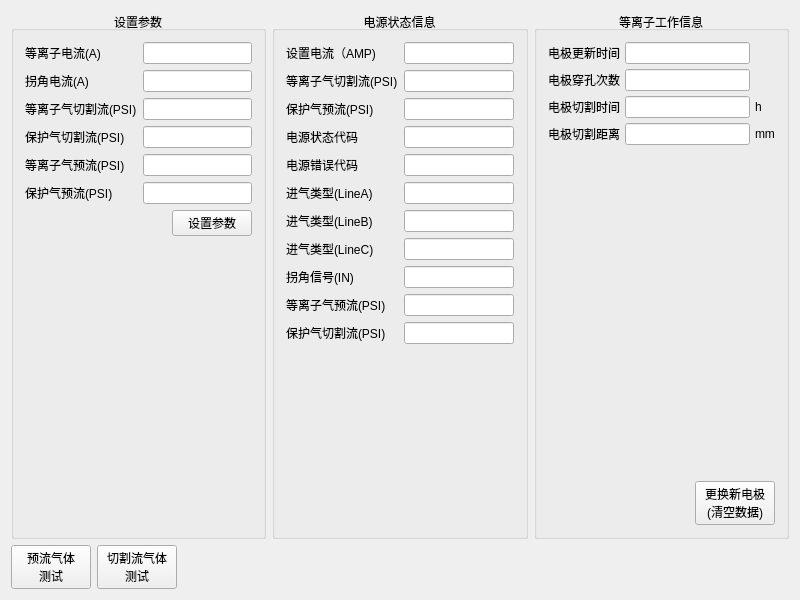
Above: src/MotionControl/Widgets/devicediagnose/pps/hyper/HPRDiagnose.ui from shizhan-shelly/MotionControl before the change. Below: the same form after it.
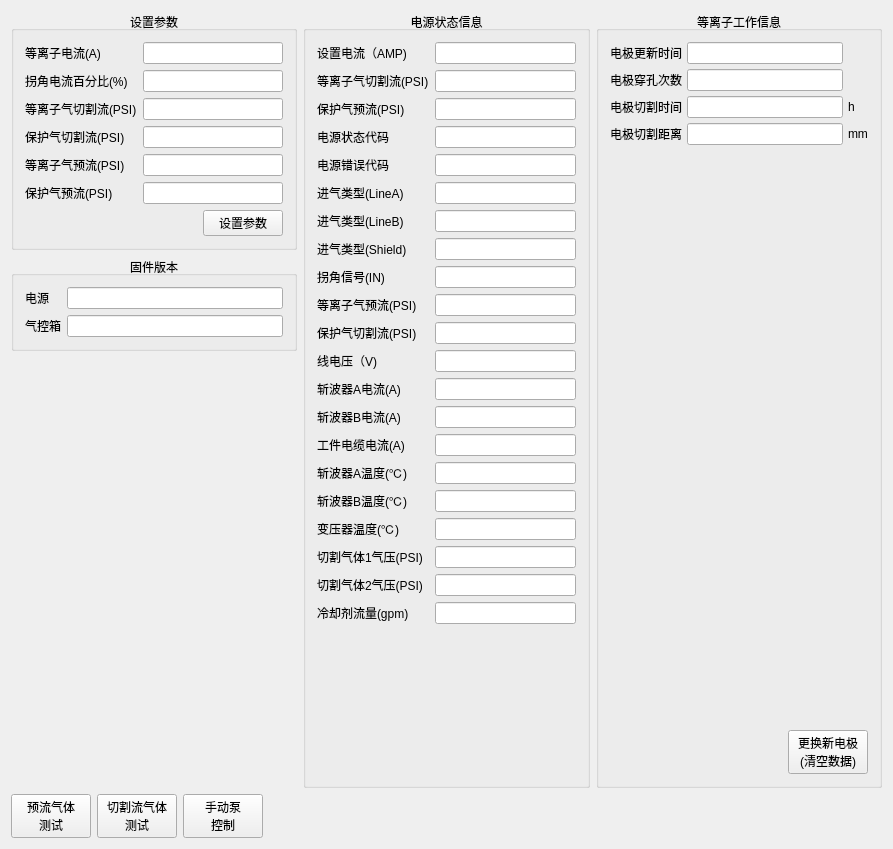
That is the form after the change.

Commit message: Design HPRDiagnose widget.

```diff
--- a/src/MotionControl/Widgets/devicediagnose/pps/hyper/HPRDiagnose.ui
+++ b/src/MotionControl/Widgets/devicediagnose/pps/hyper/HPRDiagnose.ui
@@ -6,13 +6,13 @@
    <rect>
     <x>0</x>
     <y>0</y>
-    <width>800</width>
-    <height>600</height>
+    <width>893</width>
+    <height>849</height>
    </rect>
   </property>
-  <layout class="QVBoxLayout" name="verticalLayout_4">
-   <item>
-    <layout class="QHBoxLayout" name="horizontalLayout" stretch="1,1,1">
+  <layout class="QGridLayout" name="gridLayout_5">
+   <item row="0" column="0">
+    <layout class="QVBoxLayout" name="verticalLayout_5">
      <item>
       <widget class="QGroupBox" name="groupBox_3">
        <property name="title">
@@ -69,7 +69,7 @@
           <item row="1" column="0">
            <widget class="QLabel" name="label_19">
             <property name="text">
-             <string>拐角电流(A)</string>
+             <string>拐角电流百分比(%)</string>
             </property>
            </widget>
           </item>
@@ -126,13 +126,60 @@
            </spacer>
           </item>
           <item>
-           <widget class="QPushButton" name="pushButton">
+           <widget class="QPushButton" name="set_btn_">
             <property name="text">
              <string>设置参数</string>
             </property>
            </widget>
           </item>
          </layout>
+        </item>
+       </layout>
+      </widget>
+     </item>
+     <item>
+      <widget class="QGroupBox" name="groupBox_4">
+       <property name="title">
+        <string>固件版本</string>
+       </property>
+       <property name="alignment">
+        <set>Qt::AlignCenter</set>
+       </property>
+       <layout class="QVBoxLayout" name="verticalLayout_4">
+        <item>
+         <layout class="QGridLayout" name="gridLayout_4">
+          <item row="0" column="0">
+           <widget class="QLabel" name="label_32">
+            <property name="text">
+             <string>电源</string>
+            </property>
+           </widget>
+          </item>
+          <item row="1" column="0">
+           <widget class="QLabel" name="label_34">
+            <property name="text">
+             <string>气控箱</string>
+            </property>
+           </widget>
+          </item>
+          <item row="0" column="1">
+           <widget class="QLineEdit" name="pps_version_">
+            <property name="readOnly">
+             <bool>true</bool>
+            </property>
+           </widget>
+          </item>
+          <item row="1" column="1">
+           <widget class="QLineEdit" name="gc_version_">
+            <property name="readOnly">
+             <bool>true</bool>
+            </property>
+           </widget>
+          </item>
+         </layout>
+        </item>
+       </layout>
+      </widget>
         </item>
         <item>
          <spacer name="verticalSpacer_3">
@@ -148,9 +195,8 @@
          </spacer>
         </item>
        </layout>
-      </widget>
-     </item>
-     <item>
+   </item>
+   <item row="0" column="1">
       <widget class="QGroupBox" name="groupBox">
        <property name="title">
         <string>电源状态信息</string>
@@ -161,36 +207,36 @@
        <layout class="QVBoxLayout" name="verticalLayout">
         <item>
          <layout class="QGridLayout" name="gridLayout_2">
-          <item row="0" column="1">
-           <widget class="QLineEdit" name="lineEdit_9">
-            <property name="readOnly">
-             <bool>true</bool>
-            </property>
-           </widget>
-          </item>
-          <item row="11" column="0">
+        <item row="10" column="0">
            <widget class="QLabel" name="label_7">
             <property name="text">
              <string>保护气切割流(PSI)</string>
             </property>
            </widget>
           </item>
-          <item row="1" column="0">
-           <widget class="QLabel" name="label_15">
+        <item row="12" column="0">
+         <widget class="QLabel" name="label_25">
             <property name="text">
-             <string>等离子气切割流(PSI)</string>
+           <string>斩波器A电流(A)</string>
             </property>
            </widget>
           </item>
-          <item row="4" column="1">
-           <widget class="QLineEdit" name="lineEdit_15">
+        <item row="9" column="1">
+         <widget class="QLineEdit" name="plasma_gas_preflow_">
             <property name="readOnly">
              <bool>true</bool>
             </property>
            </widget>
           </item>
+        <item row="11" column="0">
+         <widget class="QLabel" name="label_24">
+          <property name="text">
+           <string>线电压（V)</string>
+          </property>
+         </widget>
+        </item>
           <item row="11" column="1">
-           <widget class="QLineEdit" name="lineEdit_12">
+         <widget class="QLineEdit" name="line_voltage_">
             <property name="readOnly">
              <bool>true</bool>
             </property>
@@ -203,27 +249,62 @@
             </property>
            </widget>
           </item>
-          <item row="9" column="1">
-           <widget class="QLineEdit" name="lineEdit_8">
-            <property name="readOnly">
-             <bool>true</bool>
-            </property>
-           </widget>
-          </item>
           <item row="8" column="1">
-           <widget class="QLineEdit" name="lineEdit_5">
+         <widget class="QLineEdit" name="corner_signal_">
             <property name="readOnly">
              <bool>true</bool>
             </property>
            </widget>
           </item>
           <item row="7" column="1">
-           <widget class="QLineEdit" name="lineEdit_7">
+         <widget class="QLineEdit" name="shield_gas_type_">
             <property name="readOnly">
              <bool>true</bool>
             </property>
            </widget>
           </item>
+        <item row="1" column="0">
+         <widget class="QLabel" name="label_15">
+          <property name="text">
+           <string>等离子气切割流(PSI)</string>
+          </property>
+         </widget>
+        </item>
+        <item row="4" column="1">
+         <widget class="QLineEdit" name="pps_fault_code_">
+          <property name="readOnly">
+           <bool>true</bool>
+          </property>
+         </widget>
+        </item>
+        <item row="0" column="1">
+         <widget class="QLineEdit" name="current_setpoint_">
+          <property name="readOnly">
+           <bool>true</bool>
+          </property>
+         </widget>
+        </item>
+        <item row="1" column="1">
+         <widget class="QLineEdit" name="plasma_gas_cutflow_">
+          <property name="readOnly">
+           <bool>true</bool>
+          </property>
+         </widget>
+        </item>
+        <item row="2" column="1">
+         <widget class="QLineEdit" name="shield_gas_preflow_">
+          <property name="readOnly">
+           <bool>true</bool>
+          </property>
+         </widget>
+        </item>
+        <item row="3" column="0">
+         <widget class="QLabel" name="label_14">
+          <property name="text">
+           <string>电源状态代码</string>
+          </property>
+         </widget>
+        </item>
           <item row="6" column="0">
            <widget class="QLabel" name="label_12">
             <property name="text">
@@ -231,20 +312,6 @@
             </property>
            </widget>
           </item>
-          <item row="1" column="1">
-           <widget class="QLineEdit" name="lineEdit_11">
-            <property name="readOnly">
-             <bool>true</bool>
-            </property>
-           </widget>
-          </item>
-          <item row="2" column="1">
-           <widget class="QLineEdit" name="lineEdit_13">
-            <property name="readOnly">
-             <bool>true</bool>
-            </property>
-           </widget>
-          </item>
           <item row="6" column="1">
            <widget class="QLineEdit" name="lineEdit_10">
             <property name="readOnly">
@@ -252,27 +319,6 @@
             </property>
            </widget>
           </item>
-          <item row="3" column="0">
-           <widget class="QLabel" name="label_14">
-            <property name="text">
-             <string>电源状态代码</string>
-            </property>
-           </widget>
-          </item>
-          <item row="2" column="0">
-           <widget class="QLabel" name="label_10">
-            <property name="text">
-             <string>保护气预流(PSI)</string>
-            </property>
-           </widget>
-          </item>
-          <item row="9" column="0">
-           <widget class="QLabel" name="label_18">
-            <property name="text">
-             <string>等离子气预流(PSI)</string>
-            </property>
-           </widget>
-          </item>
           <item row="5" column="0">
            <widget class="QLabel" name="label_11">
             <property name="text">
@@ -280,6 +326,20 @@
             </property>
            </widget>
           </item>
+        <item row="9" column="0">
+         <widget class="QLabel" name="label_18">
+          <property name="text">
+           <string>等离子气预流(PSI)</string>
+          </property>
+         </widget>
+        </item>
+        <item row="2" column="0">
+         <widget class="QLabel" name="label_10">
+          <property name="text">
+           <string>保护气预流(PSI)</string>
+          </property>
+         </widget>
+        </item>
           <item row="0" column="0">
            <widget class="QLabel" name="label_8">
             <property name="text">
@@ -288,7 +348,14 @@
            </widget>
           </item>
           <item row="3" column="1">
-           <widget class="QLineEdit" name="lineEdit_14">
+         <widget class="QLineEdit" name="pps_status_code_">
+          <property name="readOnly">
+           <bool>true</bool>
+          </property>
+         </widget>
+        </item>
+        <item row="5" column="1">
+         <widget class="QLineEdit" name="plasma_gas_type_">
             <property name="readOnly">
              <bool>true</bool>
             </property>
@@ -297,14 +364,7 @@
           <item row="7" column="0">
            <widget class="QLabel" name="label_17">
             <property name="text">
-             <string>进气类型(LineC)</string>
-            </property>
-           </widget>
-          </item>
-          <item row="5" column="1">
-           <widget class="QLineEdit" name="lineEdit_6">
-            <property name="readOnly">
-             <bool>true</bool>
+           <string>进气类型(Shield)</string>
             </property>
            </widget>
           </item>
@@ -315,6 +375,132 @@
             </property>
            </widget>
           </item>
+        <item row="17" column="1">
+         <widget class="QLineEdit" name="transformer_temp_">
+          <property name="readOnly">
+           <bool>true</bool>
+          </property>
+         </widget>
+        </item>
+        <item row="14" column="1">
+         <widget class="QLineEdit" name="work_current_">
+          <property name="readOnly">
+           <bool>true</bool>
+          </property>
+         </widget>
+        </item>
+        <item row="15" column="1">
+         <widget class="QLineEdit" name="chopper_A_temp_">
+          <property name="readOnly">
+           <bool>true</bool>
+          </property>
+         </widget>
+        </item>
+        <item row="12" column="1">
+         <widget class="QLineEdit" name="chopper_A_current_">
+          <property name="readOnly">
+           <bool>true</bool>
+          </property>
+         </widget>
+        </item>
+        <item row="15" column="0">
+         <widget class="QLabel" name="label_27">
+          <property name="text">
+           <string>斩波器A温度(℃)</string>
+          </property>
+         </widget>
+        </item>
+        <item row="14" column="0">
+         <widget class="QLabel" name="label_26">
+          <property name="text">
+           <string>工件电缆电流(A)</string>
+          </property>
+         </widget>
+        </item>
+        <item row="19" column="0">
+         <widget class="QLabel" name="label_30">
+          <property name="text">
+           <string>切割气体2气压(PSI)</string>
+          </property>
+         </widget>
+        </item>
+        <item row="18" column="1">
+         <widget class="QLineEdit" name="cut_gas1_gas_pressure_">
+          <property name="readOnly">
+           <bool>true</bool>
+          </property>
+         </widget>
+        </item>
+        <item row="20" column="1">
+         <widget class="QLineEdit" name="coolant_flow_">
+          <property name="readOnly">
+           <bool>true</bool>
+          </property>
+         </widget>
+        </item>
+        <item row="10" column="1">
+         <widget class="QLineEdit" name="shield_gas_cutflow_">
+          <property name="readOnly">
+           <bool>true</bool>
+          </property>
+         </widget>
+        </item>
+        <item row="20" column="0">
+         <widget class="QLabel" name="label_31">
+          <property name="text">
+           <string>冷却剂流量(gpm)</string>
+          </property>
+         </widget>
+        </item>
+        <item row="13" column="0">
+         <widget class="QLabel" name="label_33">
+          <property name="text">
+           <string>斩波器B电流(A)</string>
+          </property>
+         </widget>
+        </item>
+        <item row="18" column="0">
+         <widget class="QLabel" name="label_29">
+          <property name="text">
+           <string>切割气体1气压(PSI)</string>
+          </property>
+         </widget>
+        </item>
+        <item row="19" column="1">
+         <widget class="QLineEdit" name="cut_gas2_gas_pressure_">
+          <property name="readOnly">
+           <bool>true</bool>
+          </property>
+         </widget>
+        </item>
+        <item row="17" column="0">
+         <widget class="QLabel" name="label_28">
+          <property name="text">
+           <string>变压器温度(℃)</string>
+          </property>
+         </widget>
+        </item>
+        <item row="13" column="1">
+         <widget class="QLineEdit" name="chopper_B_current_">
+          <property name="readOnly">
+           <bool>true</bool>
+          </property>
+         </widget>
+        </item>
+        <item row="16" column="1">
+         <widget class="QLineEdit" name="chopper_B_temp_">
+          <property name="readOnly">
+           <bool>true</bool>
+          </property>
+         </widget>
+        </item>
+        <item row="16" column="0">
+         <widget class="QLabel" name="label_35">
+          <property name="text">
+           <string>斩波器B温度(℃)</string>
+          </property>
+         </widget>
+        </item>
          </layout>
         </item>
         <item>
@@ -333,7 +519,7 @@
        </layout>
       </widget>
      </item>
-     <item>
+   <item row="0" column="2">
       <widget class="QGroupBox" name="groupBox_2">
        <property name="title">
         <string>等离子工作信息</string>
@@ -343,7 +529,7 @@
        </property>
        <layout class="QVBoxLayout" name="verticalLayout_2">
         <item>
-         <layout class="QGridLayout" name="gridLayout" rowstretch="0,0,0,0,0,0,0,0" columnstretch="0,0,0">
+       <layout class="QGridLayout" name="gridLayout" rowstretch="0,0,0,0" columnstretch="0,0,0">
           <property name="spacing">
            <number>5</number>
           </property>
@@ -365,14 +551,14 @@
            </widget>
           </item>
           <item row="1" column="1">
-           <widget class="QLineEdit" name="lineEdit_4">
+         <widget class="QLineEdit" name="pierce_count_">
             <property name="readOnly">
              <bool>true</bool>
             </property>
            </widget>
           </item>
           <item row="0" column="1">
-           <widget class="QLineEdit" name="lineEdit_3">
+         <widget class="QLineEdit" name="lifetime_">
             <property name="readOnly">
              <bool>true</bool>
             </property>
@@ -389,14 +575,14 @@
            </widget>
           </item>
           <item row="2" column="1">
-           <widget class="QLineEdit" name="lineEdit_2">
+         <widget class="QLineEdit" name="cut_time_">
             <property name="readOnly">
              <bool>true</bool>
             </property>
            </widget>
           </item>
           <item row="3" column="1">
-           <widget class="QLineEdit" name="lineEdit">
+         <widget class="QLineEdit" name="cut_distance_">
             <property name="readOnly">
              <bool>true</bool>
             </property>
@@ -457,7 +643,7 @@
            </spacer>
           </item>
           <item>
-           <widget class="QPushButton" name="btn_">
+         <widget class="QPushButton" name="clear_pps_record_">
             <property name="text">
              <string>更换新电极
 (清空数据)</string>
@@ -469,12 +655,10 @@
        </layout>
       </widget>
      </item>
-    </layout>
-   </item>
-   <item>
+   <item row="1" column="0" colspan="3">
     <layout class="QHBoxLayout" name="horizontalLayout_4">
      <item>
-      <widget class="QPushButton" name="pushButton_2">
+      <widget class="QPushButton" name="preflow_gas_test_">
        <property name="text">
         <string>预流气体
 测试</string>
@@ -482,7 +666,7 @@
       </widget>
      </item>
      <item>
-      <widget class="QPushButton" name="pushButton_3">
+      <widget class="QPushButton" name="cutflow_gas_test_">
        <property name="text">
         <string>切割流气体
 测试</string>
@@ -490,7 +674,15 @@
       </widget>
      </item>
      <item>
-      <spacer name="horizontalSpacer_2">
+      <widget class="QPushButton" name="manual_pump_ctrl_">
+       <property name="text">
+        <string>手动泵
+控制</string>
+       </property>
+      </widget>
+     </item>
+     <item>
+      <spacer name="horizontalSpacer_4">
        <property name="orientation">
         <enum>Qt::Horizontal</enum>
        </property>
```
Lines whose indentation alone changed are shown as unchanged. The commit also changes 4 other files.
